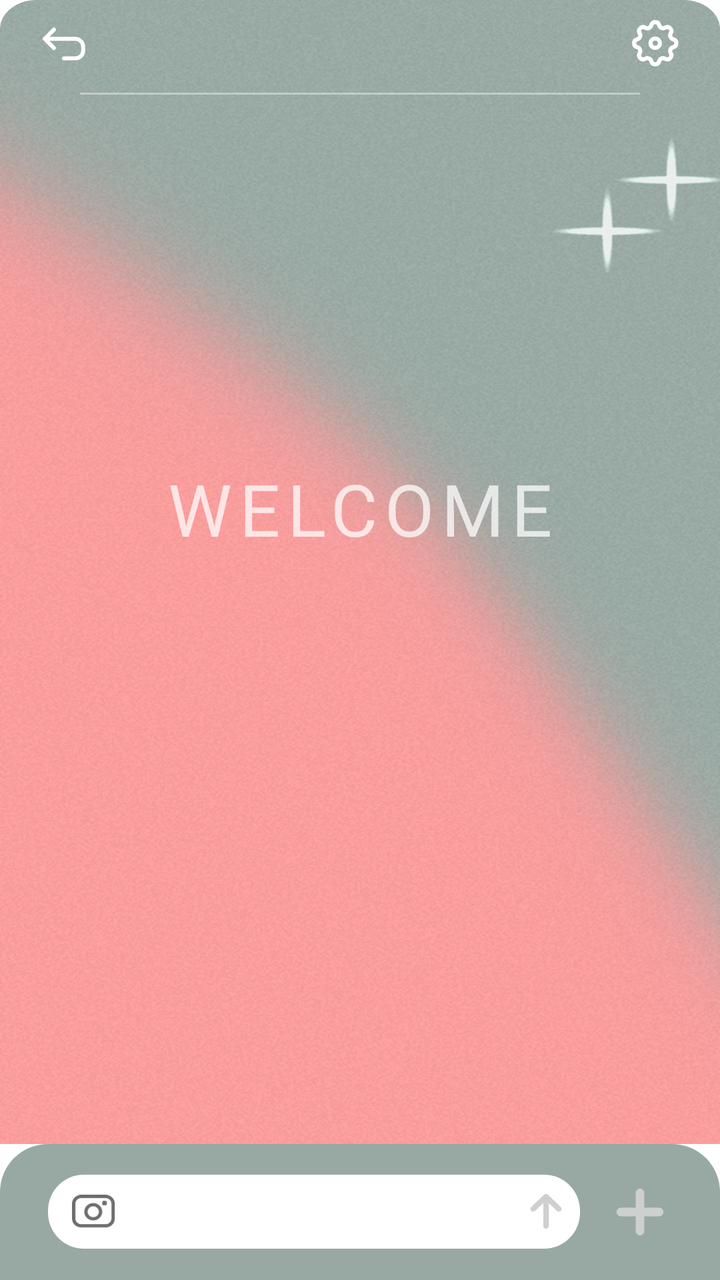
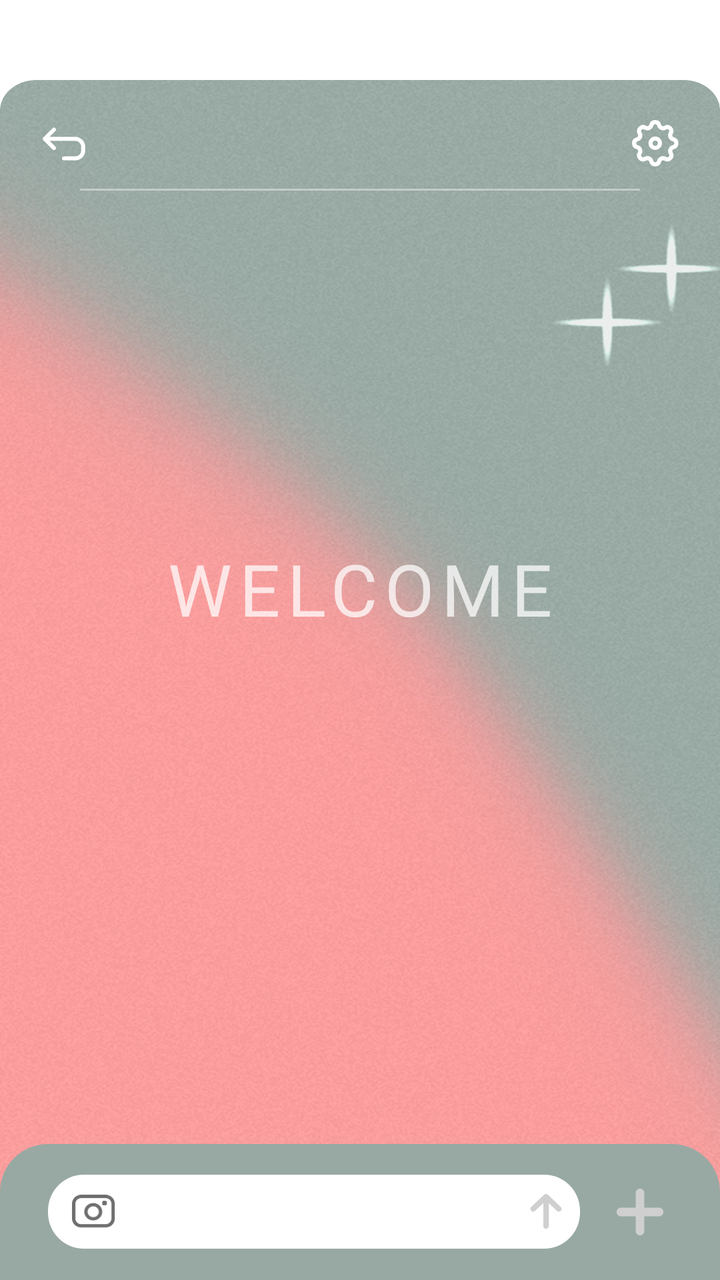

Before-and-after screenshots of an Android layout around one commit, followed by the original layout XML and the change that was made.
<!-- AndroidManifest.xml: application theme Theme.Bubble -->
<!-- res/layout/activity_concrete_chat.xml -->
<?xml version="1.0" encoding="utf-8"?>
<androidx.constraintlayout.widget.ConstraintLayout xmlns:android="http://schemas.android.com/apk/res/android"
    xmlns:app="http://schemas.android.com/apk/res-auto"
    xmlns:tools="http://schemas.android.com/tools"
    android:layout_width="match_parent"
    android:layout_height="match_parent"
    android:background="@android:color/transparent">

    
    <ImageView
        android:id="@+id/bg_content"
        android:layout_width="0dp"
        android:layout_height="0dp"
        android:scaleType="fitXY"
        android:src="@drawable/bg_chat_bubblebg"
        app:layout_constraintBottom_toTopOf="@id/bottom_container"
        app:layout_constraintEnd_toEndOf="parent"
        app:layout_constraintStart_toStartOf="parent"
        app:layout_constraintTop_toTopOf="parent" />

    
    <ImageView
        android:id="@+id/btn_back"
        android:layout_width="24dp"
        android:layout_height="24dp"
        android:layout_marginStart="20dp"
        android:layout_marginTop="10dp"
        android:src="@drawable/ic_back"
        app:layout_constraintStart_toStartOf="parent"
        app:layout_constraintTop_toTopOf="@id/bg_content"
        app:tint="@android:color/white" />

    
    <ImageView
        android:id="@+id/btn_setting"
        android:layout_width="24dp"
        android:layout_height="24dp"
        android:layout_marginTop="10dp"
        android:layout_marginEnd="20dp"
        android:src="@drawable/ic_setting"
        app:layout_constraintEnd_toEndOf="parent"
        app:layout_constraintTop_toTopOf="@id/bg_content" />

    
    <TextView
        android:id="@+id/tv_chat_name"
        android:layout_width="wrap_content"
        android:layout_height="wrap_content"
        android:layout_marginTop="10dp"
        android:fontFamily="@font/inter_bold"
        android:textColor="#FFFFFF"
        android:textSize="18sp"
        app:layout_constraintEnd_toEndOf="parent"
        app:layout_constraintStart_toStartOf="parent"
        app:layout_constraintTop_toTopOf="@id/bg_content" />

    
    <View
        android:id="@+id/divider_line"
        android:layout_width="0dp"
        android:layout_height="1dp"
        android:background="#66FFFFFF"
        android:layout_marginHorizontal="40dp"
        android:layout_marginTop="12dp"
        app:layout_constraintEnd_toEndOf="parent"
        app:layout_constraintStart_toStartOf="parent"
        app:layout_constraintTop_toBottomOf="@id/tv_chat_name" />

    
    <TextView
        android:id="@+id/tv_welcome"
        android:layout_width="0dp"
        android:layout_height="wrap_content"
        android:text="WELCOME"
        android:textColor="@android:color/white"
        android:textSize="36sp"
        android:fontFamily="@font/archivo_black"
        android:letterSpacing="0.1"
        android:gravity="center"
        android:alpha="0.74"
        android:layout_marginHorizontal="40dp"
        android:layout_marginTop="230dp"
        app:layout_constraintEnd_toEndOf="parent"
        app:layout_constraintStart_toStartOf="parent"
        app:layout_constraintTop_toTopOf="parent" />

    
    <androidx.recyclerview.widget.RecyclerView
        android:id="@+id/rv_messages"
        android:layout_width="0dp"
        android:layout_height="0dp"
        android:background="@android:color/transparent"
        android:clipToPadding="false"
        android:paddingTop="20dp"
        android:paddingBottom="12dp"
        app:layout_constraintBottom_toTopOf="@id/bottom_container"
        app:layout_constraintEnd_toEndOf="parent"
        app:layout_constraintStart_toStartOf="parent"
        app:layout_constraintTop_toBottomOf="@id/divider_line" />

    
    <LinearLayout
        android:id="@+id/bottom_container"
        android:layout_width="0dp"
        android:layout_height="wrap_content"
        android:background="@drawable/bg_chat_input_bar"
        android:orientation="vertical"
        app:layout_constraintBottom_toBottomOf="parent"
        app:layout_constraintEnd_toEndOf="parent"
        app:layout_constraintStart_toStartOf="parent">

        
        <LinearLayout
            android:id="@+id/bottom_bar"
            android:layout_width="match_parent"
            android:layout_height="68dp"
            android:orientation="horizontal"
            android:gravity="center_vertical"
            android:paddingHorizontal="24dp">

            
            <LinearLayout
                android:layout_width="0dp"
                android:layout_height="37dp"
                android:layout_weight="1"
                android:background="@drawable/bg_chat_input_field"
                android:orientation="horizontal"
                android:gravity="center_vertical"
                android:paddingStart="12dp"
                android:paddingEnd="6dp">

                <ImageView
                    android:id="@+id/iv_camera"
                    android:layout_width="22dp"
                    android:layout_height="22dp"
                    android:src="@drawable/ic_chat_bubblecamera" />

                <EditText
                    android:id="@+id/et_message_input"
                    android:layout_width="0dp"
                    android:layout_height="match_parent"
                    android:layout_weight="1"
                    android:background="@android:color/transparent"
                    android:hint=""
                    android:maxLines="1"
                    android:paddingStart="10dp"
                    android:paddingEnd="6dp"
                    android:textSize="14sp" />

                <ImageView
                    android:id="@+id/btn_send"
                    android:layout_width="22dp"
                    android:layout_height="22dp"
                    android:src="@drawable/ic_up" />
            </LinearLayout>

            <ImageView
                android:id="@+id/btn_plus"
                android:layout_width="32dp"
                android:layout_height="32dp"
                android:layout_marginStart="14dp"
                android:src="@drawable/ic_plus"
                app:tint="#CFCFCF" />
        </LinearLayout>

        
        <LinearLayout
            android:id="@+id/panel_more"
            android:layout_width="match_parent"
            android:layout_height="wrap_content"
            android:orientation="vertical"
            android:paddingHorizontal="32dp"
            android:paddingTop="20dp"
            android:paddingBottom="24dp"
            android:visibility="gone"
            tools:visibility="visible">

            <LinearLayout
                android:layout_width="match_parent"
                android:layout_height="wrap_content"
                android:layout_marginBottom="20dp"
                android:gravity="center"
                android:orientation="horizontal">

                <LinearLayout
                    android:id="@+id/btn_friends"
                    android:layout_width="0dp"
                    android:layout_height="wrap_content"
                    android:layout_weight="1"
                    android:gravity="center"
                    android:orientation="vertical"
                    android:paddingVertical="10dp">

                    <ImageView
                        android:layout_width="35dp"
                        android:layout_height="35dp"
                        android:src="@drawable/ic_bubblechat_friends" />

                    <TextView
                        android:layout_width="wrap_content"
                        android:layout_height="wrap_content"
                        android:layout_marginTop="6dp"
                        android:fontFamily="@font/inter_bold"
                        android:text="找搭子"
                        android:textColor="#FFFFFF"
                        android:textSize="12sp" />
                </LinearLayout>

                <LinearLayout
                    android:id="@+id/btn_music"
                    android:layout_width="0dp"
                    android:layout_height="wrap_content"
                    android:layout_weight="1"
                    android:gravity="center"
                    android:orientation="vertical"
                    android:paddingVertical="10dp">

                    <ImageView
                        android:layout_width="35dp"
                        android:layout_height="35dp"
                        android:src="@drawable/ic_bubblechat_music" />

                    <TextView
                        android:layout_width="wrap_content"
                        android:layout_height="wrap_content"
                        android:layout_marginTop="6dp"
                        android:fontFamily="@font/inter_bold"
                        android:text="一起听"
                        android:textColor="#FFFFFF"
                        android:textSize="12sp" />
                </LinearLayout>

                <LinearLayout
                    android:id="@+id/btn_tv"
                    android:layout_width="0dp"
                    android:layout_height="wrap_content"
                    android:layout_weight="1"
                    android:gravity="center"
                    android:orientation="vertical"
                    android:paddingVertical="10dp">

                    <ImageView
                        android:layout_width="35dp"
                        android:layout_height="35dp"
                        android:src="@drawable/ic_bubblechat_tv" />

                    <TextView
                        android:layout_width="wrap_content"
                        android:layout_height="wrap_content"
                        android:layout_marginTop="6dp"
                        android:fontFamily="@font/inter_bold"
                        android:text="一起看"
                        android:textColor="#FFFFFF"
                        android:textSize="12sp" />
                </LinearLayout>
            </LinearLayout>

            <LinearLayout
                android:layout_width="match_parent"
                android:layout_height="wrap_content"
                android:gravity="center"
                android:orientation="horizontal">

                <LinearLayout
                    android:id="@+id/btn_groupbuy"
                    android:layout_width="0dp"
                    android:layout_height="wrap_content"
                    android:layout_weight="1"
                    android:gravity="center"
                    android:orientation="vertical"
                    android:paddingTop="2dp"
                    android:paddingBottom="10dp">

                    <ImageView
                        android:layout_width="60dp"
                        android:layout_height="60dp"
                        android:src="@drawable/ic_bubblechat_groupbuy" />

                    <TextView
                        android:layout_width="wrap_content"
                        android:layout_height="30dp"
                        android:layout_marginTop="-10dp"
                        android:fontFamily="@font/inter_bold"
                        android:gravity="center"
                        android:text="拼单"
                        android:textColor="#FFFFFF"
                        android:textSize="12sp" />
                </LinearLayout>

                <LinearLayout
                    android:id="@+id/btn_file"
                    android:layout_width="0dp"
                    android:layout_height="wrap_content"
                    android:layout_weight="1"
                    android:gravity="center"
                    android:orientation="vertical"
                    android:paddingVertical="10dp">

                    <ImageView
                        android:layout_width="35dp"
                        android:layout_height="35dp"
                        android:src="@drawable/ic_bubblechat_file" />

                    <TextView
                        android:layout_width="wrap_content"
                        android:layout_height="20dp"
                        android:layout_marginTop="6dp"
                        android:fontFamily="@font/inter_bold"
                        android:gravity="center"
                        android:text="文件"
                        android:textColor="#FFFFFF"
                        android:textSize="12sp" />
                </LinearLayout>

                <LinearLayout
                    android:id="@+id/btn_plus_large"
                    android:layout_width="0dp"
                    android:layout_height="wrap_content"
                    android:layout_weight="1"
                    android:gravity="center"
                    android:orientation="vertical"
                    android:paddingVertical="10dp">

                    <ImageView
                        android:layout_width="44dp"
                        android:layout_height="44dp"
                        android:src="@drawable/ic_plus"
                        android:tint="#FFFFFF" />

                    <TextView
                        android:layout_width="wrap_content"
                        android:layout_height="20dp"
                        android:layout_marginTop="6dp"
                        android:gravity="center"
                        android:text=""
                        android:visibility="invisible" />
                </LinearLayout>
            </LinearLayout>
        </LinearLayout>
    </LinearLayout>

</androidx.constraintlayout.widget.ConstraintLayout>
<!-- resources referenced by this layout -->
<resources>
  <!-- drawable bg_chat_input_bar (drawable) -->
  <?xml version="1.0" encoding="utf-8"?>
  <shape xmlns:android="http://schemas.android.com/apk/res/android">
      <solid android:color="#98A9A3"/>
      <corners
          android:topLeftRadius="24dp"
          android:topRightRadius="24dp"
          android:bottomLeftRadius="0dp"
          android:bottomRightRadius="0dp"/>
  </shape>
  <!-- drawable bg_chat_input_field (drawable) -->
  <?xml version="1.0" encoding="utf-8"?>
  <shape xmlns:android="http://schemas.android.com/apk/res/android">
      <solid android:color="@android:color/white"/>
      <corners android:radius="18dp"/>
  </shape>
  <!-- drawable ic_back (drawable) -->
  <vector xmlns:android="http://schemas.android.com/apk/res/android"
      android:width="24dp"
      android:height="24dp"
      android:viewportWidth="24"
      android:viewportHeight="24">
    <path
        android:pathData="M6.954,14.031L2.4,9.415L6.954,4.8M2.4,9.415L17.6,9.415C19.809,9.415 21.6,11.206 21.6,13.415L21.6,15.2C21.6,17.409 19.809,19.2 17.6,19.2L12,19.2"
        android:strokeLineJoin="round"
        android:strokeWidth="2"
        android:fillColor="#00000000"
        android:strokeColor="#252223"
        android:strokeLineCap="round"/>
  </vector>
  <!-- drawable ic_bubblechat_music (drawable) -->
  <vector xmlns:android="http://schemas.android.com/apk/res/android"
      android:width="29dp"
      android:height="29dp"
      android:viewportWidth="29"
      android:viewportHeight="29">
    <path
        android:pathData="M2,19.5H5.5C6.466,19.5 7.25,20.284 7.25,21.25V24.75C7.25,25.716 6.466,26.5 5.5,26.5H2V14.25C2,7.485 7.485,2 14.25,2C21.015,2 26.5,7.485 26.5,14.25V26.5H23C22.034,26.5 21.25,25.716 21.25,24.75V21.25C21.25,20.284 22.034,19.5 23,19.5H26.5"
        android:strokeLineJoin="round"
        android:strokeWidth="4"
        android:fillColor="#00000000"
        android:strokeColor="#ffffff"/>
  </vector>
  <!-- drawable ic_plus (drawable) -->
  <vector xmlns:android="http://schemas.android.com/apk/res/android"
      android:width="30dp"
      android:height="30dp"
      android:viewportWidth="30"
      android:viewportHeight="30">
    <path
        android:pathData="M15,6L15,24M24,15L6,15"
        android:strokeWidth="4"
        android:fillColor="#00000000"
        android:strokeColor="#ffffff"
        android:strokeLineCap="round"/>
  </vector>
  <!-- drawable ic_up (drawable) -->
  <vector xmlns:android="http://schemas.android.com/apk/res/android"
      android:width="24dp"
      android:height="24dp"
      android:viewportWidth="24"
      android:viewportHeight="24">
    <path
        android:pathData="M5,10.667L12,4M12,4L19,10.667M12,4V20"
        android:strokeLineJoin="round"
        android:strokeWidth="3"
        android:fillColor="#00000000"
        android:strokeColor="#CFCFCF"
        android:strokeLineCap="round"/>
  </vector>
  <style name="Theme.Bubble" parent="Theme.MaterialComponents.DayNight.NoActionBar">
          <item name="colorPrimary">@color/purple_500</item>
          <item name="colorPrimaryVariant">@color/purple_700</item>
          <item name="colorOnPrimary">@color/white</item>
          <item name="colorSecondary">@color/teal_200</item>
          <item name="colorSecondaryVariant">@color/teal_700</item>
          <item name="colorOnSecondary">@color/black</item>
          <item name="android:statusBarColor">@android:color/transparent</item>
          <item name="android:windowLightStatusBar">true</item>
      </style>
  <color name="purple_500">#FF6200EE</color>
  <color name="purple_700">#FF3700B3</color>
  <color name="white">#FFFFFFFF</color>
  <color name="teal_200">#FF03DAC5</color>
  <color name="teal_700">#FF018786</color>
  <color name="black">#FF000000</color>
  <!-- unchanged entries left out for length: 7 -->
</resources>

<!-- the commit's change to res/layout/activity_concrete_chat.xml (unified diff, before → after) -->
@@ -11,9 +11,10 @@
         android:id="@+id/bg_content"
         android:layout_width="0dp"
         android:layout_height="0dp"
+        android:layout_marginTop="40dp"
         android:scaleType="fitXY"
         android:src="@drawable/bg_chat_bubblebg"
-        app:layout_constraintBottom_toTopOf="@id/bottom_container"
+        app:layout_constraintBottom_toBottomOf="parent"
         app:layout_constraintEnd_toEndOf="parent"
         app:layout_constraintStart_toStartOf="parent"
         app:layout_constraintTop_toTopOf="parent" />
@@ -24,7 +25,7 @@
         android:layout_width="24dp"
         android:layout_height="24dp"
         android:layout_marginStart="20dp"
-        android:layout_marginTop="10dp"
+        android:layout_marginTop="20dp"
         android:src="@drawable/ic_back"
         app:layout_constraintStart_toStartOf="parent"
         app:layout_constraintTop_toTopOf="@id/bg_content"
@@ -35,7 +36,7 @@
         android:id="@+id/btn_setting"
         android:layout_width="24dp"
         android:layout_height="24dp"
-        android:layout_marginTop="10dp"
+        android:layout_marginTop="20dp"
         android:layout_marginEnd="20dp"
         android:src="@drawable/ic_setting"
         app:layout_constraintEnd_toEndOf="parent"
@@ -46,7 +47,7 @@
         android:id="@+id/tv_chat_name"
         android:layout_width="wrap_content"
         android:layout_height="wrap_content"
-        android:layout_marginTop="10dp"
+        android:layout_marginTop="18dp"
         android:fontFamily="@font/inter_bold"
         android:textColor="#FFFFFF"
         android:textSize="18sp"
@@ -82,7 +83,7 @@
         android:layout_marginTop="230dp"
         app:layout_constraintEnd_toEndOf="parent"
         app:layout_constraintStart_toStartOf="parent"
-        app:layout_constraintTop_toTopOf="parent" />
+        app:layout_constraintTop_toTopOf="@id/bg_content" />
 
     
     <androidx.recyclerview.widget.RecyclerView
